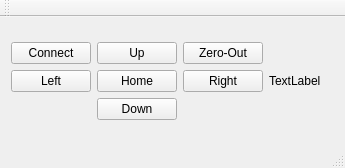
First picture: the form in mainwindow.ui, repository JustasBart/3DUnwrapper, before the edit.
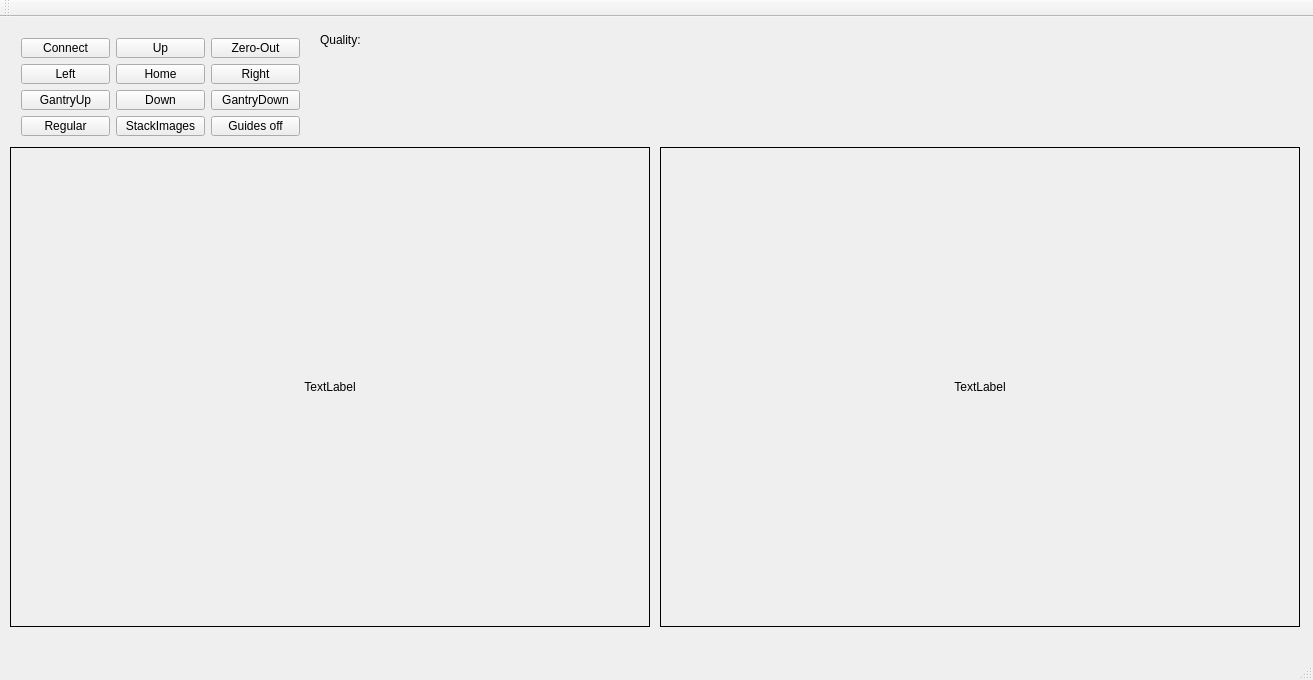
Second picture: the form after the edit.

The edit to the form file:
```diff
--- a/mainwindow.ui
+++ b/mainwindow.ui
@@ -6,16 +6,23 @@
    <rect>
     <x>0</x>
     <y>0</y>
-    <width>345</width>
-    <height>168</height>
+    <width>1313</width>
+    <height>680</height>
    </rect>
   </property>
   <property name="windowTitle">
    <string>MainWindow</string>
   </property>
   <widget class="QWidget" name="centralWidget">
-   <layout class="QVBoxLayout" name="verticalLayout">
-    <item>
+   <widget class="QWidget" name="layoutWidget">
+    <property name="geometry">
+     <rect>
+      <x>10</x>
+      <y>10</y>
+      <width>301</width>
+      <height>120</height>
+     </rect>
+    </property>
      <layout class="QGridLayout" name="gridLayout">
       <item row="0" column="2">
        <widget class="QPushButton" name="zeroButton">
@@ -36,14 +43,20 @@
         <property name="text">
          <string>Right</string>
         </property>
-       </widget>
-      </item>
-      <item row="0" column="3" rowspan="3">
-       <widget class="QLabel" name="videoLabel">
+       <property name="autoRepeat">
+        <bool>true</bool>
+       </property>
+       <property name="autoRepeatInterval">
+        <number>50</number>
+       </property>
+      </widget>
+     </item>
+     <item row="2" column="0">
+      <widget class="QPushButton" name="gantryUpButton">
         <property name="text">
-         <string>TextLabel</string>
-        </property>
-        <property name="scaledContents">
+        <string>GantryUp</string>
+       </property>
+       <property name="autoRepeat">
          <bool>true</bool>
         </property>
        </widget>
@@ -62,6 +75,22 @@
         </property>
        </widget>
       </item>
+     <item row="2" column="2">
+      <widget class="QPushButton" name="gantryDownButton">
+       <property name="text">
+        <string>GantryDown</string>
+       </property>
+       <property name="autoRepeat">
+        <bool>true</bool>
+       </property>
+       <property name="autoRepeatDelay">
+        <number>300</number>
+       </property>
+       <property name="autoRepeatInterval">
+        <number>50</number>
+       </property>
+      </widget>
+     </item>
       <item row="0" column="1">
        <widget class="QPushButton" name="upButton">
         <property name="text">
@@ -76,9 +105,95 @@
         </property>
        </widget>
       </item>
-     </layout>
-    </item>
-   </layout>
+     <item row="3" column="1">
+      <widget class="QPushButton" name="testButton">
+       <property name="text">
+        <string>StackImages</string>
+       </property>
+      </widget>
+     </item>
+     <item row="3" column="0">
+      <widget class="QPushButton" name="laplacianButton">
+       <property name="autoFillBackground">
+        <bool>false</bool>
+       </property>
+       <property name="text">
+        <string>Regular</string>
+       </property>
+      </widget>
+     </item>
+     <item row="3" column="2">
+      <widget class="QPushButton" name="guidesButon">
+       <property name="text">
+        <string>Guides off</string>
+       </property>
+      </widget>
+     </item>
+    </layout>
+   </widget>
+   <widget class="QLabel" name="videoLabel">
+    <property name="geometry">
+     <rect>
+      <x>10</x>
+      <y>130</y>
+      <width>640</width>
+      <height>480</height>
+     </rect>
+    </property>
+    <property name="maximumSize">
+     <size>
+      <width>16777215</width>
+      <height>16777215</height>
+     </size>
+    </property>
+    <property name="frameShape">
+     <enum>QFrame::Box</enum>
+    </property>
+    <property name="text">
+     <string>TextLabel</string>
+    </property>
+    <property name="scaledContents">
+     <bool>false</bool>
+    </property>
+    <property name="alignment">
+     <set>Qt::AlignCenter</set>
+    </property>
+   </widget>
+   <widget class="QLabel" name="testLabel">
+    <property name="geometry">
+     <rect>
+      <x>660</x>
+      <y>130</y>
+      <width>640</width>
+      <height>480</height>
+     </rect>
+    </property>
+    <property name="frameShape">
+     <enum>QFrame::Box</enum>
+    </property>
+    <property name="text">
+     <string>TextLabel</string>
+    </property>
+    <property name="scaledContents">
+     <bool>false</bool>
+    </property>
+    <property name="alignment">
+     <set>Qt::AlignCenter</set>
+    </property>
+   </widget>
+   <widget class="QLabel" name="qualityLabel">
+    <property name="geometry">
+     <rect>
+      <x>320</x>
+      <y>12</y>
+      <width>181</width>
+      <height>21</height>
+     </rect>
+    </property>
+    <property name="text">
+     <string>Quality: </string>
+    </property>
+   </widget>
   </widget>
   <widget class="QMenuBar" name="menuBar">
    <property name="geometry">
```
Left out of the diff: 47 changed lines with no effect on the pictures. Lines whose indentation alone changed are shown as unchanged.
